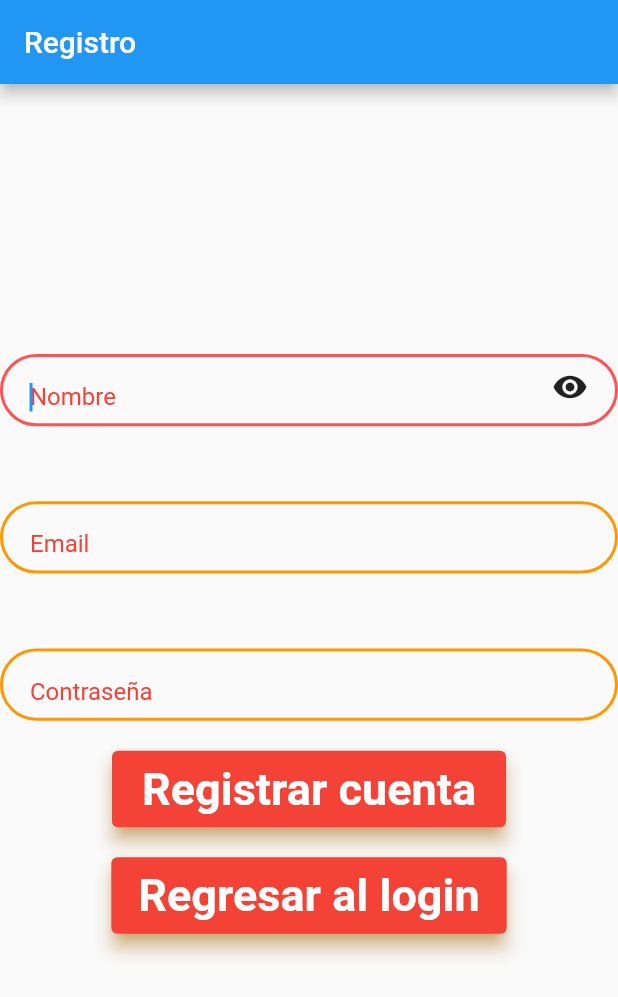
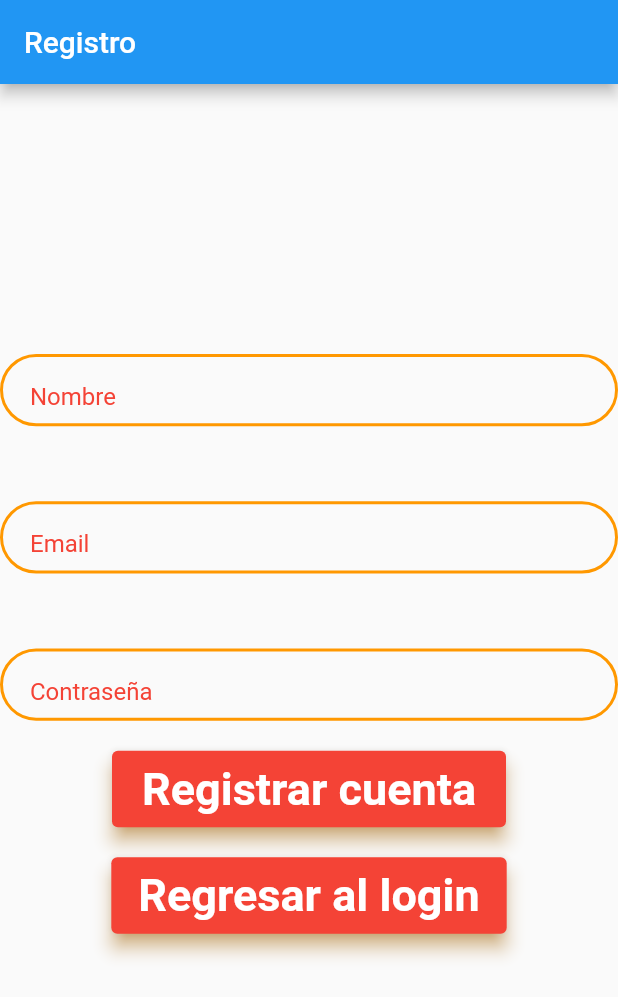
Before and after one commit to landowolf10/crud_notas_flutter2, a Flutter app: the screen it shows after launch, after a tap on "Crear cuenta", on a phone screen of 412 x 824 dp. Shown: the top 997 px of the screen. Run offline on Flutter 3.47's test engine with Material 2 defaults, Android fonts, the phone set to English and light mode, and no system bars.

Commit message:
Minor changes to UI.

```diff
--- a/lib/src/api/notes_api.dart
+++ b/lib/src/api/notes_api.dart
@@ -4,7 +4,7 @@ import 'package:http/http.dart' as http;
 
 class NotesAPIs
 {
-  String url = 'http://192.168.0.13:3000/notes';
+  String url = 'http://192.168.0.20:3000/note';
   List<NotesModel> notesList;
 
   Future<List<NotesModel>> getNotes(int userID) async
--- a/lib/src/api/user_api.dart
+++ b/lib/src/api/user_api.dart
@@ -4,7 +4,7 @@ import 'package:http/http.dart' as http;
 
 class UserAPIs
 {
-  String url = 'http://192.168.0.13:3000';
+  String url = 'http://192.168.0.20:3000';
 
   Future<Map<String, dynamic>> login(String mail, String password) async
   {
@@ -12,7 +12,7 @@ class UserAPIs
     Map<String, dynamic> userObj = {};
 
     final response = await http.post(
-      Uri.parse(url + '/users/login'),
+      Uri.parse(url + '/user/login'),
       headers: <String, String> {
         'Content-Type': 'application/json; charset=UTF-8',
       },
@@ -26,7 +26,7 @@ class UserAPIs
     {
       var userData = json.decode(response.body);
 
-      if(!userData.isEmpty)
+      if(userData.containsKey('user_data'))
       {
         if(userData['user_data']['correo'] == mail && userData['user_data']['pass'] == password)
         {
--- a/lib/src/views/login_page.dart
+++ b/lib/src/views/login_page.dart
@@ -57,7 +57,6 @@ class _LoginState extends State<Login>
       ),
       controller: txtUser,
       keyboardType: TextInputType.emailAddress,
-      autofocus: true,
       decoration: txtBoxDecoration('Correo'),
     );
   }
--- a/lib/src/views/notes_list.dart
+++ b/lib/src/views/notes_list.dart
@@ -234,6 +234,7 @@ class NotesListState extends State<NotesList>
                 TextField(
                   controller: _txtContent,
                   decoration: InputDecoration(hintText: "Write your note"),
+                  maxLines: null,
                 ),
               ],
             ),
--- a/lib/src/views/user_registration_page.dart
+++ b/lib/src/views/user_registration_page.dart
@@ -56,8 +56,7 @@ class _UserRegistrationState extends State<UserRegistration>
         color: Colors.red
       ),
       controller: txtName,
-      autofocus: true,
-      decoration: txtBoxDecoration('Nombre')
+      decoration: txtBoxDecoration('Nombre', Icons.person)
     );
   }
 
@@ -69,8 +68,7 @@ class _UserRegistrationState extends State<UserRegistration>
       ),
       controller: txtMail,
       keyboardType: TextInputType.emailAddress,
-      autofocus: true,
-      decoration: txtBoxDecoration('Email')
+      decoration: txtBoxDecoration('Email', Icons.mail)
     );
   }
 
@@ -81,13 +79,12 @@ class _UserRegistrationState extends State<UserRegistration>
         color: Colors.red
       ),
       controller: txtPassword,
-      autofocus: false,
       obscureText: _obscuredText,
-      decoration: txtBoxDecoration('Contraseña'),
+      decoration: txtBoxDecoration('Contraseña', Icons.visibility),
     );
   }
 
-  InputDecoration txtBoxDecoration(String hintText)
+  InputDecoration txtBoxDecoration(String hintText, IconData icon)
   {
     return InputDecoration(
       focusedBorder: OutlineInputBorder(
@@ -96,7 +93,7 @@ class _UserRegistrationState extends State<UserRegistration>
       ),
       suffix: InkWell(
         onTap: _togglePasswordView,
-        child: Icon(Icons.visibility),
+        child: Icon(icon),
       ),
       hintText: hintText,
       hintStyle: TextStyle(
```
